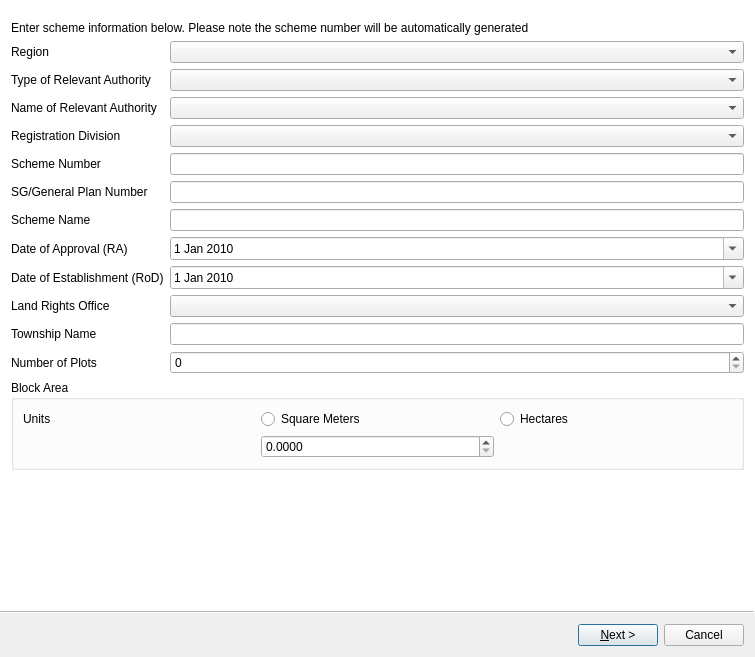
Above: ui/flts/ui_scheme_lodgement.ui from gltn/stdm before the change. Below: the same form after it.
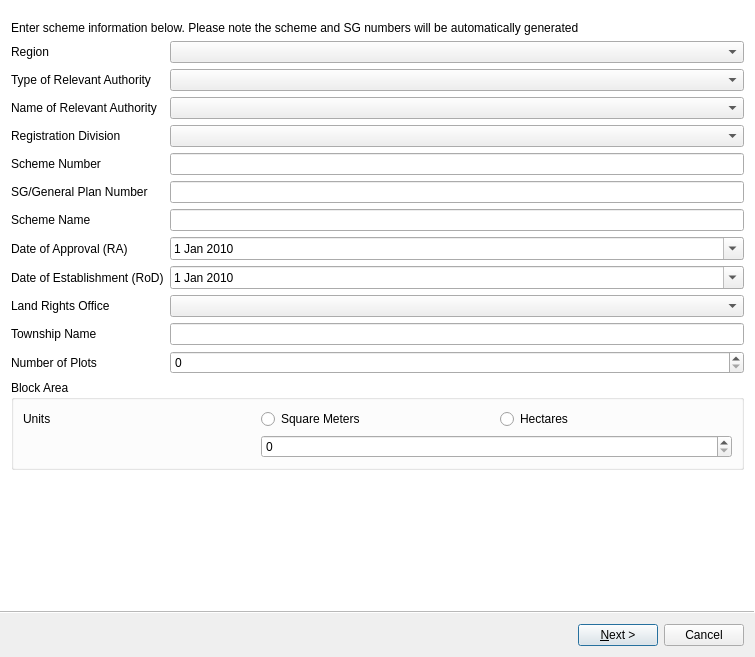
That is the form after the change. Icons and pictures are not drawn. Custom widgets are drawn as their Qt base class.

```diff
--- a/ui/flts/ui_scheme_lodgement.ui
+++ b/ui/flts/ui_scheme_lodgement.ui
@@ -84,7 +84,7 @@
        </sizepolicy>
       </property>
       <property name="text">
-       <string>&lt;html&gt;&lt;head/&gt;&lt;body&gt;&lt;p&gt;Enter scheme information below. Please note the scheme number will be automatically generated&lt;/p&gt;&lt;/body&gt;&lt;/html&gt;</string>
+       <string>&lt;html&gt;&lt;head/&gt;&lt;body&gt;&lt;p&gt;Enter scheme information below. Please note the scheme and SG numbers will be automatically generated&lt;/p&gt;&lt;/body&gt;&lt;/html&gt;</string>
       </property>
      </widget>
     </item>
@@ -278,10 +278,10 @@
          </property>
         </widget>
        </item>
-       <item row="1" column="1">
+       <item row="1" column="1" colspan="2">
         <widget class="QDoubleSpinBox" name="dbl_spinbx_block_area">
          <property name="decimals">
-          <number>4</number>
+          <number>0</number>
          </property>
          <property name="maximum">
           <double>10000000.000000000000000</double>
```
